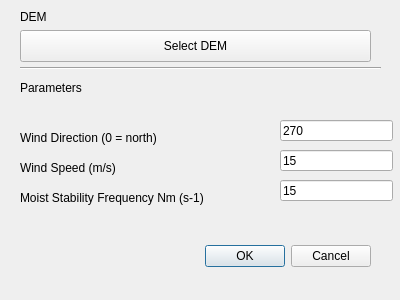
The window that lt_model_dialog_base.ui (pism/LinearTheoryOrographicPrecipitation) describes before a commit, drawn with Qt 5.
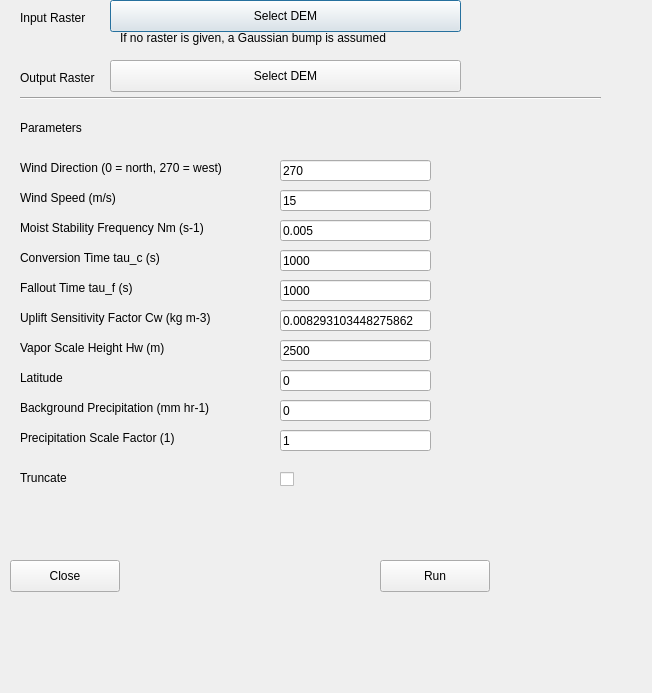
The same window after the commit.

Commit message: work on the LT model

Patch:
```diff
--- a/lt_model_dialog_base.ui
+++ b/lt_model_dialog_base.ui
@@ -6,48 +6,32 @@
    <rect>
     <x>0</x>
     <y>0</y>
-    <width>400</width>
-    <height>300</height>
+    <width>652</width>
+    <height>693</height>
    </rect>
   </property>
   <property name="windowTitle">
    <string>Linear Theory Orogrpahy Precipitation Model</string>
   </property>
-  <widget class="QDialogButtonBox" name="button_box">
-   <property name="geometry">
-    <rect>
-     <x>30</x>
-     <y>240</y>
-     <width>341</width>
-     <height>32</height>
-    </rect>
-   </property>
-   <property name="orientation">
-    <enum>Qt::Horizontal</enum>
-   </property>
-   <property name="standardButtons">
-    <set>QDialogButtonBox::Cancel|QDialogButtonBox::Ok</set>
-   </property>
-  </widget>
-  <widget class="QLabel" name="label">
+  <widget class="QLabel" name="input_raster_text">
    <property name="geometry">
     <rect>
      <x>20</x>
      <y>10</y>
-     <width>56</width>
-     <height>13</height>
+     <width>81</width>
+     <height>16</height>
     </rect>
    </property>
    <property name="text">
-    <string>DEM</string>
+    <string>Input Raster</string>
    </property>
   </widget>
   <widget class="Line" name="line">
    <property name="geometry">
     <rect>
      <x>20</x>
-     <y>60</y>
-     <width>361</width>
+     <y>90</y>
+     <width>581</width>
      <height>16</height>
     </rect>
    </property>
@@ -59,7 +43,7 @@
    <property name="geometry">
     <rect>
      <x>20</x>
-     <y>80</y>
+     <y>120</y>
      <width>91</width>
      <height>16</height>
     </rect>
@@ -72,8 +56,8 @@
    <property name="geometry">
     <rect>
      <x>280</x>
-     <y>120</y>
-     <width>113</width>
+     <y>160</y>
+     <width>151</width>
      <height>21</height>
     </rect>
    </property>
@@ -85,20 +69,20 @@
    <property name="geometry">
     <rect>
      <x>20</x>
-     <y>130</y>
-     <width>161</width>
+     <y>160</y>
+     <width>251</width>
      <height>16</height>
     </rect>
    </property>
    <property name="text">
-    <string>Wind Direction (0 = north)</string>
+    <string>Wind Direction (0 = north, 270 = west)</string>
    </property>
   </widget>
   <widget class="QLabel" name="label_4">
    <property name="geometry">
     <rect>
      <x>20</x>
-     <y>160</y>
+     <y>190</y>
      <width>141</width>
      <height>16</height>
     </rect>
@@ -111,8 +95,8 @@
    <property name="geometry">
     <rect>
      <x>280</x>
-     <y>150</y>
-     <width>113</width>
+     <y>190</y>
+     <width>151</width>
      <height>21</height>
     </rect>
    </property>
@@ -123,8 +107,8 @@
   <widget class="QPushButton" name="pushButton">
    <property name="geometry">
     <rect>
-     <x>20</x>
-     <y>30</y>
+     <x>110</x>
+     <y>0</y>
      <width>351</width>
      <height>32</height>
     </rect>
@@ -137,20 +121,20 @@
    <property name="geometry">
     <rect>
      <x>280</x>
-     <y>180</y>
-     <width>113</width>
+     <y>220</y>
+     <width>151</width>
      <height>21</height>
     </rect>
    </property>
    <property name="text">
-    <string>15</string>
+    <string>0.005</string>
    </property>
   </widget>
   <widget class="QLabel" name="label_5">
    <property name="geometry">
     <rect>
      <x>20</x>
-     <y>190</y>
+     <y>220</y>
      <width>231</width>
      <height>16</height>
     </rect>
@@ -159,6 +143,279 @@
     <string>Moist Stability Frequency Nm (s-1)</string>
    </property>
   </widget>
+  <widget class="QLineEdit" name="tau_c">
+   <property name="geometry">
+    <rect>
+     <x>280</x>
+     <y>250</y>
+     <width>151</width>
+     <height>21</height>
+    </rect>
+   </property>
+   <property name="text">
+    <string>1000</string>
+   </property>
+  </widget>
+  <widget class="QLineEdit" name="tau_f">
+   <property name="geometry">
+    <rect>
+     <x>280</x>
+     <y>280</y>
+     <width>151</width>
+     <height>21</height>
+    </rect>
+   </property>
+   <property name="text">
+    <string>1000</string>
+   </property>
+  </widget>
+  <widget class="QLabel" name="tau_c_text">
+   <property name="geometry">
+    <rect>
+     <x>20</x>
+     <y>250</y>
+     <width>231</width>
+     <height>16</height>
+    </rect>
+   </property>
+   <property name="text">
+    <string>Conversion Time tau_c (s)</string>
+   </property>
+  </widget>
+  <widget class="QLabel" name="tau_f_text">
+   <property name="geometry">
+    <rect>
+     <x>20</x>
+     <y>280</y>
+     <width>231</width>
+     <height>16</height>
+    </rect>
+   </property>
+   <property name="text">
+    <string>Fallout Time tau_f (s)</string>
+   </property>
+  </widget>
+  <widget class="QLineEdit" name="Cw">
+   <property name="geometry">
+    <rect>
+     <x>280</x>
+     <y>310</y>
+     <width>151</width>
+     <height>21</height>
+    </rect>
+   </property>
+   <property name="text">
+    <string>0.008293103448275862</string>
+   </property>
+  </widget>
+  <widget class="QLabel" name="Cw_text">
+   <property name="geometry">
+    <rect>
+     <x>20</x>
+     <y>310</y>
+     <width>231</width>
+     <height>16</height>
+    </rect>
+   </property>
+   <property name="text">
+    <string>Uplift Sensitivity Factor Cw (kg m-3)</string>
+   </property>
+  </widget>
+  <widget class="QLineEdit" name="latitude">
+   <property name="geometry">
+    <rect>
+     <x>280</x>
+     <y>370</y>
+     <width>151</width>
+     <height>21</height>
+    </rect>
+   </property>
+   <property name="text">
+    <string>0</string>
+   </property>
+  </widget>
+  <widget class="QLabel" name="latitude_text">
+   <property name="geometry">
+    <rect>
+     <x>20</x>
+     <y>370</y>
+     <width>231</width>
+     <height>16</height>
+    </rect>
+   </property>
+   <property name="text">
+    <string>Latitude</string>
+   </property>
+  </widget>
+  <widget class="QLabel" name="output_raster_text">
+   <property name="geometry">
+    <rect>
+     <x>20</x>
+     <y>70</y>
+     <width>81</width>
+     <height>16</height>
+    </rect>
+   </property>
+   <property name="text">
+    <string>Output Raster</string>
+   </property>
+  </widget>
+  <widget class="QPushButton" name="pushButton_2">
+   <property name="geometry">
+    <rect>
+     <x>110</x>
+     <y>60</y>
+     <width>351</width>
+     <height>32</height>
+    </rect>
+   </property>
+   <property name="text">
+    <string>Select DEM</string>
+   </property>
+  </widget>
+  <widget class="QLabel" name="P0_text">
+   <property name="geometry">
+    <rect>
+     <x>20</x>
+     <y>400</y>
+     <width>231</width>
+     <height>16</height>
+    </rect>
+   </property>
+   <property name="text">
+    <string>Background Precipitation (mm hr-1)</string>
+   </property>
+  </widget>
+  <widget class="QLineEdit" name="P0">
+   <property name="geometry">
+    <rect>
+     <x>280</x>
+     <y>400</y>
+     <width>151</width>
+     <height>21</height>
+    </rect>
+   </property>
+   <property name="text">
+    <string>0</string>
+   </property>
+  </widget>
+  <widget class="QLineEdit" name="P_scale">
+   <property name="geometry">
+    <rect>
+     <x>280</x>
+     <y>430</y>
+     <width>151</width>
+     <height>21</height>
+    </rect>
+   </property>
+   <property name="text">
+    <string>1</string>
+   </property>
+  </widget>
+  <widget class="QLabel" name="P_scale_text">
+   <property name="geometry">
+    <rect>
+     <x>20</x>
+     <y>430</y>
+     <width>231</width>
+     <height>16</height>
+    </rect>
+   </property>
+   <property name="text">
+    <string>Precipitation Scale Factor (1)</string>
+   </property>
+  </widget>
+  <widget class="QLabel" name="P_scale_text_2">
+   <property name="geometry">
+    <rect>
+     <x>20</x>
+     <y>470</y>
+     <width>231</width>
+     <height>16</height>
+    </rect>
+   </property>
+   <property name="text">
+    <string>Truncate</string>
+   </property>
+  </widget>
+  <widget class="QCheckBox" name="truncate">
+   <property name="geometry">
+    <rect>
+     <x>280</x>
+     <y>470</y>
+     <width>85</width>
+     <height>18</height>
+    </rect>
+   </property>
+   <property name="text">
+    <string/>
+   </property>
+  </widget>
+  <widget class="QLabel" name="Hw_text">
+   <property name="geometry">
+    <rect>
+     <x>20</x>
+     <y>340</y>
+     <width>231</width>
+     <height>16</height>
+    </rect>
+   </property>
+   <property name="text">
+    <string>Vapor Scale Height Hw (m)</string>
+   </property>
+  </widget>
+  <widget class="QLineEdit" name="Hw">
+   <property name="geometry">
+    <rect>
+     <x>280</x>
+     <y>340</y>
+     <width>151</width>
+     <height>21</height>
+    </rect>
+   </property>
+   <property name="text">
+    <string>2500</string>
+   </property>
+  </widget>
+  <widget class="QLabel" name="input_raster_text_2">
+   <property name="geometry">
+    <rect>
+     <x>120</x>
+     <y>30</y>
+     <width>331</width>
+     <height>16</height>
+    </rect>
+   </property>
+   <property name="text">
+    <string>If no raster is given, a Gaussian bump is assumed</string>
+   </property>
+  </widget>
+  <widget class="QPushButton" name="button_run">
+   <property name="geometry">
+    <rect>
+     <x>380</x>
+     <y>560</y>
+     <width>110</width>
+     <height>32</height>
+    </rect>
+   </property>
+   <property name="text">
+    <string>Run</string>
+   </property>
+  </widget>
+  <widget class="QPushButton" name="button_close">
+   <property name="geometry">
+    <rect>
+     <x>10</x>
+     <y>560</y>
+     <width>110</width>
+     <height>32</height>
+    </rect>
+   </property>
+   <property name="text">
+    <string>Close</string>
+   </property>
+  </widget>
  </widget>
  <resources/>
  <connections>
```
Left out of the diff: 49 changed lines with no effect on the pictures. The commit also changes 17 other files.
